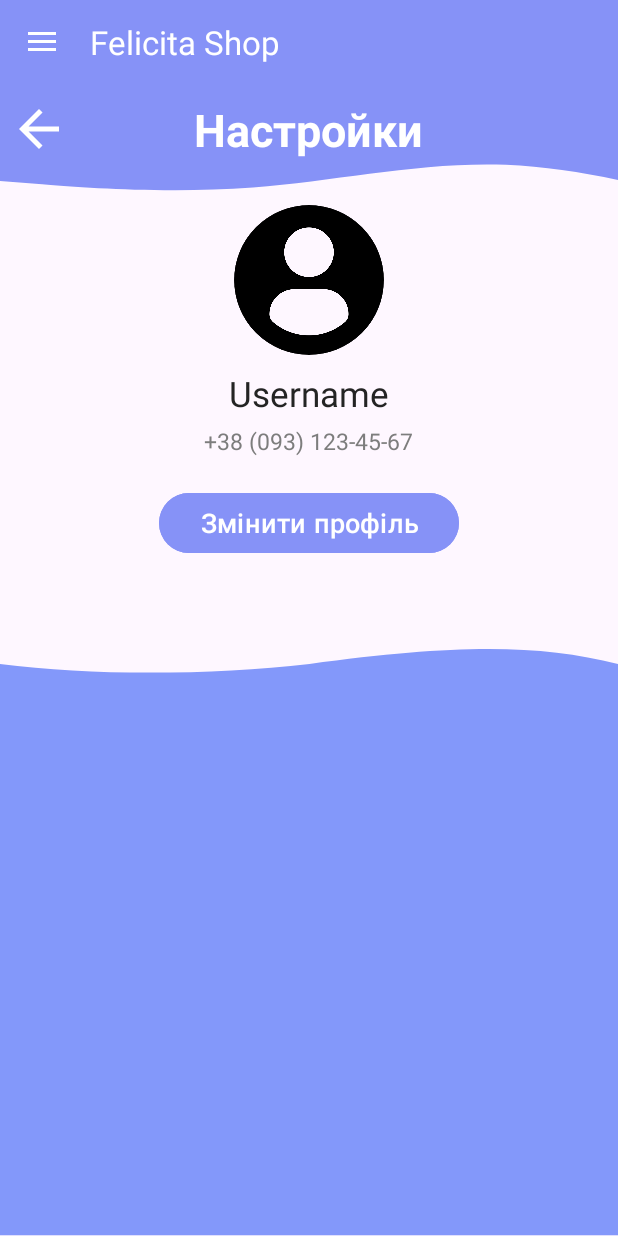
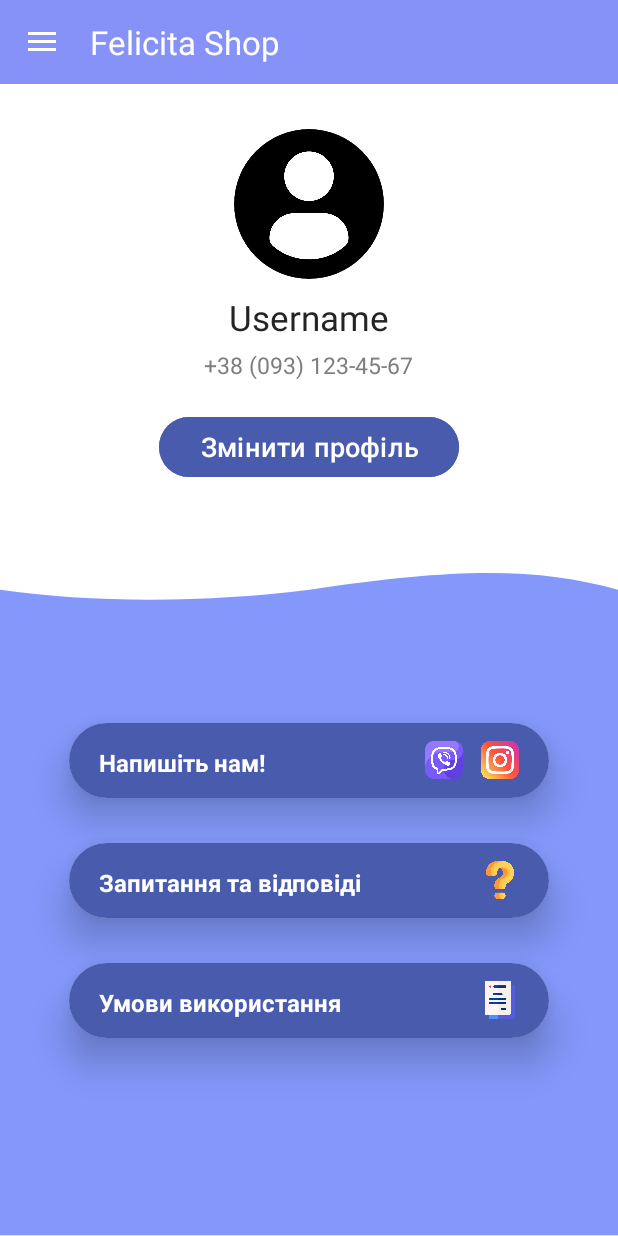
Before and after one commit to XXXUDI/Felicita, an Android app: the fragment SettingsFragment placed in its activity, on a phone screen of 412 x 824 dp. Run offline under Robolectric (Android 15) with nearby library versions, the light colour scheme and no system bars; our stand-ins replace CircleImageView; libraries missing offline, so code that uses them is left out: io.paperdb; 2 statements that could not run were skipped.

Commit message:
settings design commit

```diff
--- a/app/build.gradle
+++ b/app/build.gradle
@@ -16,6 +16,11 @@
         versionName "1.0"
 
         testInstrumentationRunner "androidx.test.runner.AndroidJUnitRunner"
+        externalNativeBuild {
+            cmake {
+                cppFlags ''
+            }
+        }
     }
 
     buildTypes {
@@ -27,6 +32,12 @@
     compileOptions {
         sourceCompatibility JavaVersion.VERSION_1_8
         targetCompatibility JavaVersion.VERSION_1_8
+    }
+    externalNativeBuild {
+        cmake {
+            path file('src/main/cpp/CMakeLists.txt')
+            version '3.22.1'
+        }
     }
 }
 
--- a/app/src/main/res/layout/fragment_settings.xml
+++ b/app/src/main/res/layout/fragment_settings.xml
@@ -4,43 +4,43 @@
     android:layout_width="match_parent"
     android:layout_height="match_parent"
     xmlns:app="http://schemas.android.com/apk/res-auto"
-    android:background="@drawable/wave2"
+    android:background="@color/white"
     android:orientation="vertical"
     android:gravity="center"
     tools:context=".MainActivities.SettingsFragment">
 
     <!-- TODO: Update blank fragment layout -->
 
-    <LinearLayout
-        android:layout_marginTop="10dp"
-        android:layout_width="400dp"
-        android:layout_height="wrap_content"
-        android:gravity="center">
+<!--    <LinearLayout-->
+<!--        android:layout_marginTop="10dp"-->
+<!--        android:layout_width="400dp"-->
+<!--        android:layout_height="wrap_content"-->
+<!--        android:gravity="center">-->
 
-        <FrameLayout
-            android:layout_width="match_parent"
-            android:layout_height="wrap_content">
+<!--        <FrameLayout-->
+<!--            android:layout_width="match_parent"-->
+<!--            android:layout_height="wrap_content">-->
 
-            <ImageView
-                android:id="@+id/settings_backImage"
-                android:layout_width="40dp"
-                android:layout_height="40dp"
-                android:src="@drawable/baseline_arrow_back_24"
-                android:layout_gravity="start" />
+<!--            <ImageView-->
+<!--                android:id="@+id/settings_backImage"-->
+<!--                android:layout_width="40dp"-->
+<!--                android:layout_height="40dp"-->
+<!--                android:src="@drawable/baseline_arrow_back_24"-->
+<!--                android:layout_gravity="start" />-->
 
-            <TextView
-                android:id="@+id/settings_settingsText"
-                android:layout_width="wrap_content"
-                android:layout_height="wrap_content"
-                android:text="Настройки"
-                android:textSize="30sp"
-                android:textColor="@color/white"
-                android:textStyle="bold"
-                android:layout_gravity="center" />
+<!--            <TextView-->
+<!--                android:id="@+id/settings_settingsText"-->
+<!--                android:layout_width="wrap_content"-->
+<!--                android:layout_height="wrap_content"-->
+<!--                android:text="Настройки"-->
+<!--                android:textSize="30sp"-->
+<!--                android:textColor="@color/white"-->
+<!--                android:textStyle="bold"-->
+<!--                android:layout_gravity="center" />-->
 
-        </FrameLayout>
+<!--        </FrameLayout>-->
 
-    </LinearLayout>
+<!--    </LinearLayout>-->
 
     <de.hdodenhof.circleimageview.CircleImageView
         android:id="@+id/settings_profileImage"
@@ -72,7 +72,7 @@
         android:id="@+id/settings_changeProfile"
         android:textSize="18sp"
         android:layout_marginTop="20dp"
-        android:backgroundTint="@color/purple"
+        android:backgroundTint="#495BAD"
         android:text="Змінити профіль"
         app:cornerRadius = "20dp"
         />
@@ -82,8 +82,114 @@
         android:layout_width="match_parent"
         android:layout_height="match_parent"
         android:elevation="1000dp"
+        android:orientation="vertical"
+        android:gravity="top|center"
         android:background="@drawable/wave123"
         >
+        <androidx.cardview.widget.CardView
+            android:layout_width="320dp"
+            android:layout_height="50dp"
+            android:layout_marginTop="100dp"
+            app:cardCornerRadius="30dp"
+            app:cardElevation="15dp">
+
+            <FrameLayout
+                android:layout_width="match_parent"
+                android:layout_height="match_parent"
+                android:background="#495BAD">
+
+                <TextView
+                    android:layout_width="wrap_content"
+                    android:layout_height="wrap_content"
+                    android:layout_marginLeft="20dp"
+                    android:layout_marginTop="15dp"
+                    android:text="Напишіть нам!"
+                    android:textColor="@color/white"
+                    android:textSize="16sp"
+                    android:textStyle="bold" />
+
+                <ImageView
+                    android:layout_width="25dp"
+                    android:layout_height="25dp"
+                    android:layout_gravity="right|center"
+                    android:layout_marginRight="20dp"
+                    android:src="@drawable/insta_icon" />
+
+                <ImageView
+                    android:layout_width="25dp"
+                    android:layout_height="25dp"
+                    android:layout_gravity="center"
+                    android:layout_marginLeft="90dp"
+                    android:src="@drawable/viber_icon" />
+            </FrameLayout>
+
+        </androidx.cardview.widget.CardView>
+
+        <androidx.cardview.widget.CardView
+            android:layout_width="320dp"
+            android:layout_height="50dp"
+            android:layout_marginTop="30dp"
+            app:cardCornerRadius="30dp"
+            app:cardElevation="15dp"
+            >
+            <FrameLayout
+                android:layout_width="match_parent"
+                android:layout_height="match_parent"
+                android:background="#495BAD">
+
+                <TextView
+                    android:layout_width="wrap_content"
+                    android:layout_height="wrap_content"
+                    android:text="Запитання та відповіді"
+                    android:textSize="16sp"
+                    android:layout_marginTop="15dp"
+                    android:layout_marginLeft="20dp"
+                    android:textColor="@color/white"
+                    android:textStyle="bold"
+                    />
+
+                <ImageView
+                    android:layout_width="25dp"
+                    android:layout_height="25dp"
+                    android:layout_gravity="right|center"
+                    android:layout_marginRight="20dp"
+                    android:src="@drawable/question_icon" />
+
+            </FrameLayout>
+        </androidx.cardview.widget.CardView>
+
+        <androidx.cardview.widget.CardView
+            android:layout_width="320dp"
+            android:layout_height="50dp"
+            android:layout_marginTop="30dp"
+            app:cardCornerRadius="30dp"
+            app:cardElevation="15dp"
+            >
+            <FrameLayout
+                android:layout_width="match_parent"
+                android:layout_height="match_parent"
+                android:background="#495BAD">
+
+                <TextView
+                    android:layout_width="wrap_content"
+                    android:layout_height="wrap_content"
+                    android:text="Умови використання"
+                    android:textSize="16sp"
+                    android:layout_marginTop="15dp"
+                    android:layout_marginLeft="20dp"
+                    android:textColor="@color/white"
+                    android:textStyle="bold"
+                    />
+                <ImageView
+                    android:layout_width="25dp"
+                    android:layout_height="25dp"
+                    android:src="@drawable/blan_icon"
+                    android:layout_gravity="right|center"
+                    android:layout_marginRight="20dp"
+                    />
+            </FrameLayout>
+        </androidx.cardview.widget.CardView>
+
 
     </LinearLayout>
 </LinearLayout>
```
Also changed, not shown: app/src/main/res/drawable/blan_icon.png (added), app/src/main/res/drawable/insta_icon.png (added), app/src/main/res/drawable/question_icon.png (added), app/src/main/res/drawable/viber_icon.png (added).
